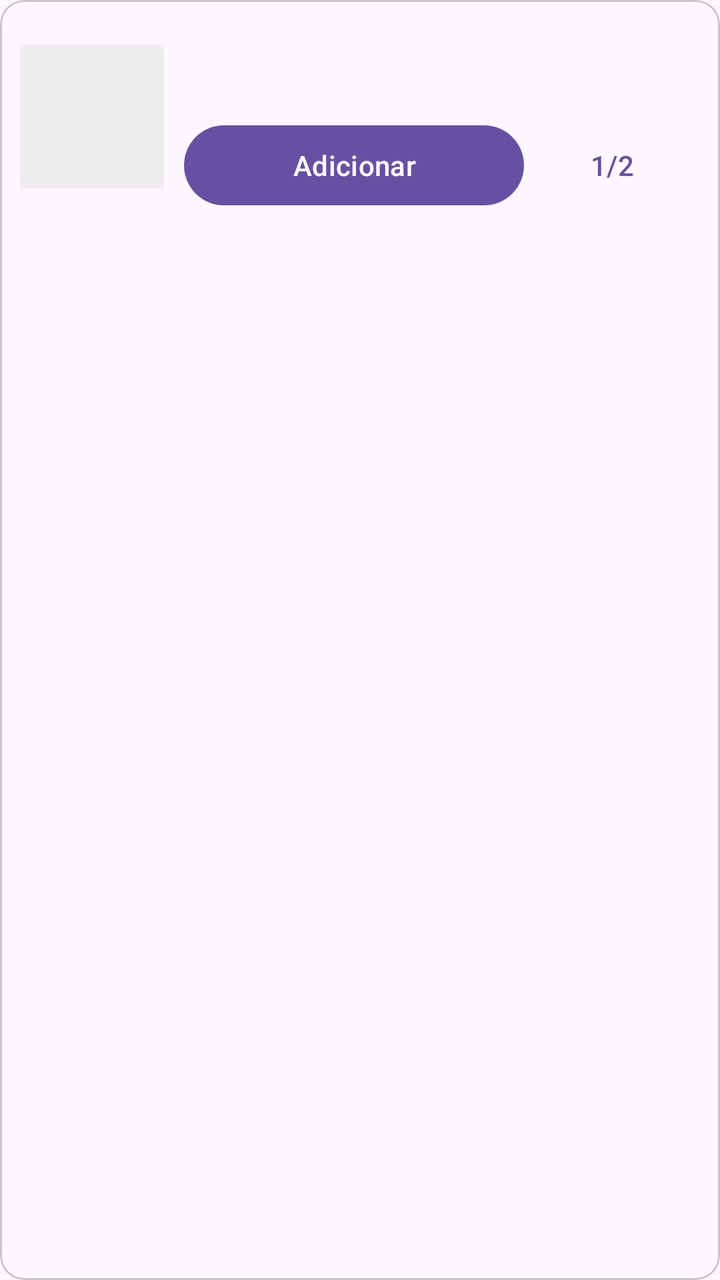
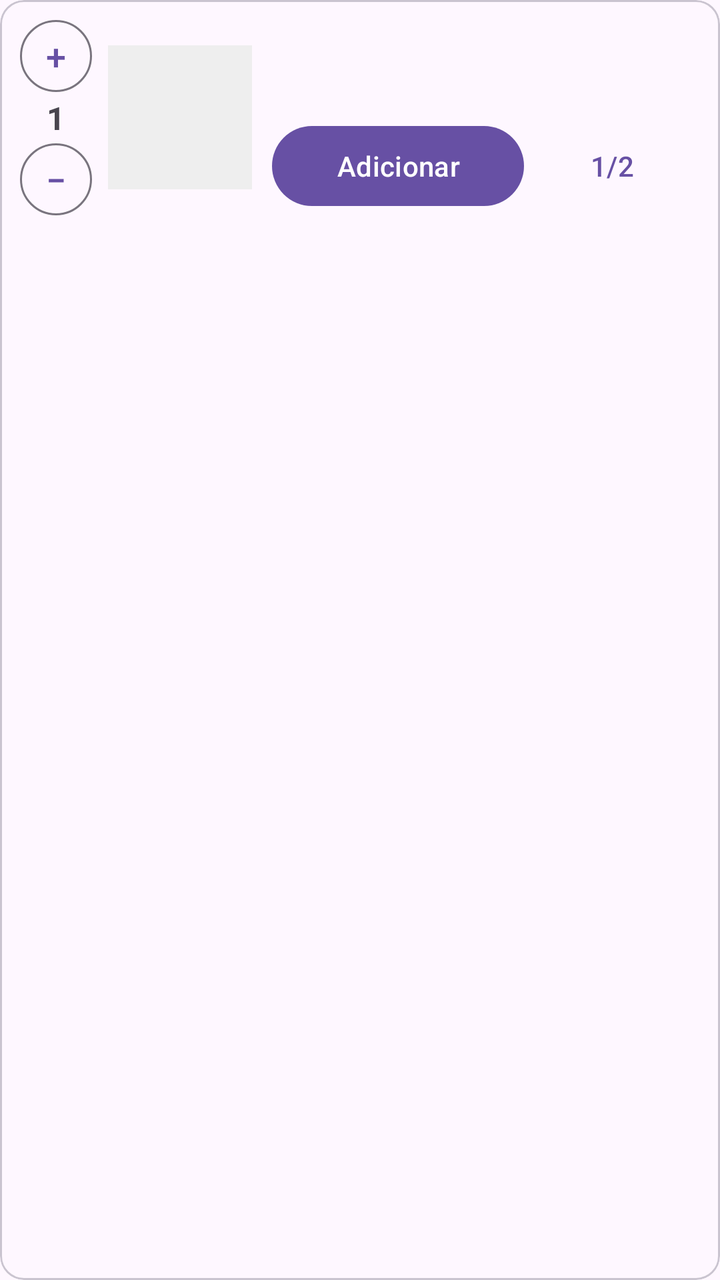

Screens rendered from an Android XML layout before and after an edit, with the pre-edit source and the edit as a unified diff.
<!-- AndroidManifest.xml: application theme Theme.POSCompuchat -->
<!-- res/layout/item_product.xml -->
<?xml version="1.0" encoding="utf-8"?>
<com.google.android.material.card.MaterialCardView xmlns:android="http://schemas.android.com/apk/res/android"
    xmlns:app="http://schemas.android.com/apk/res-auto"
    android:layout_width="match_parent"
    android:layout_height="wrap_content"
    android:layout_marginBottom="8dp"
    app:contentPadding="10dp">

    <LinearLayout
        android:layout_width="match_parent"
        android:layout_height="wrap_content"
        android:gravity="center_vertical"
        android:orientation="horizontal">

        <ImageView
            android:id="@+id/imgProduct"
            android:layout_width="72dp"
            android:layout_height="72dp"
            android:background="#EEE"
            android:contentDescription="@null"
            android:scaleType="centerCrop" />

        <LinearLayout
            android:layout_width="0dp"
            android:layout_height="wrap_content"
            android:layout_marginStart="10dp"
            android:layout_weight="1"
            android:orientation="vertical">

            <TextView
                android:id="@+id/txtName"
                android:layout_width="match_parent"
                android:layout_height="wrap_content"
                android:textSize="16sp"
                android:textStyle="bold" />

            <TextView
                android:id="@+id/txtPrice"
                android:layout_width="match_parent"
                android:layout_height="wrap_content"
                android:layout_marginTop="2dp"
                android:textSize="14sp" />

            <LinearLayout
                android:layout_width="match_parent"
                android:layout_height="wrap_content"
                android:layout_marginTop="6dp"
                android:orientation="horizontal">

                <com.google.android.material.button.MaterialButton
                    android:id="@+id/btnAdd"
                    android:layout_width="0dp"
                    android:layout_height="wrap_content"
                    android:layout_weight="1"
                    android:text="Adicionar" />

                <com.google.android.material.button.MaterialButton
                    android:id="@+id/btnHalf"
                    style="@style/Widget.Material3.Button.TextButton"
                    android:layout_width="wrap_content"
                    android:layout_height="wrap_content"
                    android:text="1/2" />
            </LinearLayout>
        </LinearLayout>
    </LinearLayout>
</com.google.android.material.card.MaterialCardView>
<!-- resources referenced by this layout -->
<resources>
  <style name="Theme.POSCompuchat" parent="Base.Theme.POSCompuchat" />
  <style name="Base.Theme.POSCompuchat" parent="Theme.Material3.DayNight.NoActionBar">
          <item name="android:statusBarColor">@android:color/transparent</item>
          <item name="android:navigationBarColor">@android:color/transparent</item>
          <item name="android:windowLightStatusBar">true</item>
      </style>
</resources>

<!-- the commit's change to res/layout/item_product.xml (unified diff, before → after) -->
@@ -11,6 +11,51 @@
         android:layout_height="wrap_content"
         android:gravity="center_vertical"
         android:orientation="horizontal">
+
+        <LinearLayout
+            android:id="@+id/boxQty"
+            android:layout_width="wrap_content"
+            android:layout_height="wrap_content"
+            android:layout_marginEnd="8dp"
+            android:gravity="center"
+            android:orientation="vertical">
+
+            <com.google.android.material.button.MaterialButton
+                android:id="@+id/btnQtyPlus"
+                style="@style/Widget.Material3.Button.OutlinedButton"
+                android:layout_width="36dp"
+                android:layout_height="36dp"
+                android:insetTop="0dp"
+                android:insetBottom="0dp"
+                android:minWidth="0dp"
+                android:minHeight="0dp"
+                android:padding="0dp"
+                android:text="+"
+                android:textSize="18sp" />
+
+            <TextView
+                android:id="@+id/txtQty"
+                android:layout_width="36dp"
+                android:layout_height="wrap_content"
+                android:gravity="center"
+                android:paddingVertical="2dp"
+                android:text="1"
+                android:textSize="16sp"
+                android:textStyle="bold" />
+
+            <com.google.android.material.button.MaterialButton
+                android:id="@+id/btnQtyMinus"
+                style="@style/Widget.Material3.Button.OutlinedButton"
+                android:layout_width="36dp"
+                android:layout_height="36dp"
+                android:insetTop="0dp"
+                android:insetBottom="0dp"
+                android:minWidth="0dp"
+                android:minHeight="0dp"
+                android:padding="0dp"
+                android:text="−"
+                android:textSize="18sp" />
+        </LinearLayout>
 
         <ImageView
             android:id="@+id/imgProduct"
